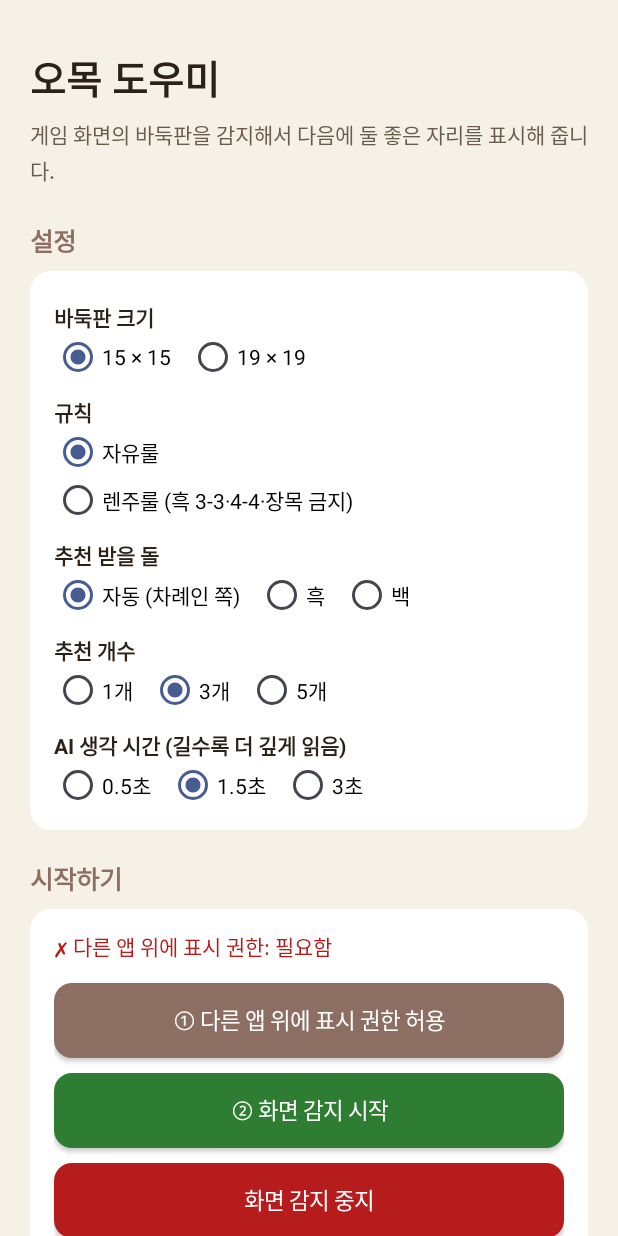
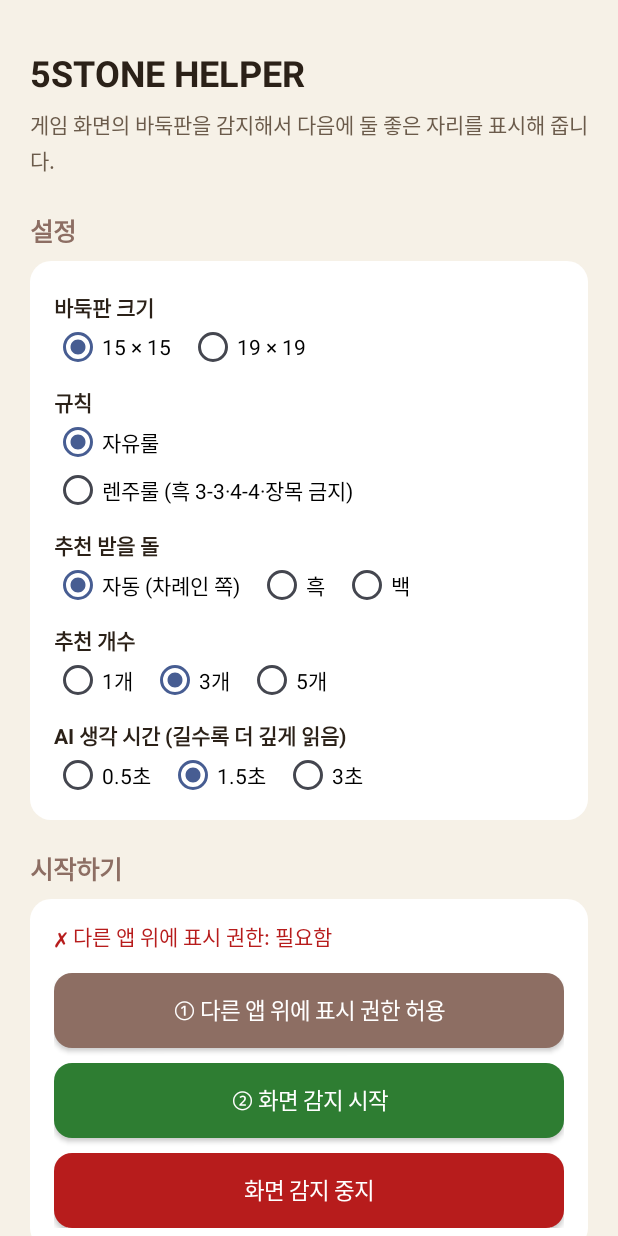
Before and after one commit to 2734c/Omok-helper, an Android app: the screen it shows after launch (MainActivity), on a phone screen of 412 x 824 dp. Run offline under Robolectric (Android 15) with nearby library versions, the phone set to English and light mode, and no system bars.

Commit message:
앱 이름을 5STONE HELPER로 변경, 라이선스를 All Rights Reserved로 변경
- 앱 이름/패널/알림/README/APK 파일명을 5STONE HELPER로 변경
- MIT 대신 2차 배포 금지·2차 수정 금지·상업적 이용 금지 라이선스 적용 (한/영)

```diff
--- a/app/src/main/java/com/omokhelper/CaptureService.java
+++ b/app/src/main/java/com/omokhelper/CaptureService.java
@@ -44,7 +44,7 @@ public class CaptureService extends Service implements OverlayController.Listene
     public static final String EXTRA_CODE = "code";
     public static final String EXTRA_DATA = "data";
 
-    private static final String TAG = "OmokHelper";
+    private static final String TAG = "5StoneHelper";
     private static final String CHANNEL = "capture";
     private static final long INTERVAL_MS = 600;
 
@@ -122,7 +122,7 @@ public class CaptureService extends Service implements OverlayController.Listene
 
         Notification n = new Notification.Builder(this, CHANNEL)
                 .setSmallIcon(R.drawable.ic_stat)
-                .setContentTitle("오목 도우미")
+                .setContentTitle("5STONE HELPER")
                 .setContentText("화면을 감지하는 중입니다")
                 .setContentIntent(openPi)
                 .addAction(new Notification.Action.Builder(null, "중지", stopPi).build())
--- a/app/src/main/java/com/omokhelper/MainActivity.java
+++ b/app/src/main/java/com/omokhelper/MainActivity.java
@@ -48,7 +48,7 @@ public class MainActivity extends Activity {
         root.setPadding(dp(20), dp(28), dp(20), dp(28));
         scroll.addView(root);
 
-        TextView title = text("오목 도우미", 26, 0xFF2B2118, true);
+        TextView title = text("5STONE HELPER", 24, 0xFF2B2118, true);
         root.addView(title);
         root.addView(text("게임 화면의 바둑판을 감지해서 다음에 둘 좋은 자리를 표시해 줍니다.", 14, 0xFF6B5B4B, false));
 
--- a/app/src/main/java/com/omokhelper/OverlayController.java
+++ b/app/src/main/java/com/omokhelper/OverlayController.java
@@ -178,7 +178,7 @@ public final class OverlayController {
         titleRow.setOrientation(LinearLayout.HORIZONTAL);
         titleRow.setGravity(Gravity.CENTER_VERTICAL);
         title = new TextView(ctx);
-        title.setText("⠿ 오목 도우미");
+        title.setText("⠿ 5STONE HELPER");
         title.setTextSize(14);
         title.setPadding(0, dp(4), dp(12), dp(4));
         titleRow.addView(title, new LinearLayout.LayoutParams(0, LinearLayout.LayoutParams.WRAP_CONTENT, 1));
--- a/app/src/main/res/values/strings.xml
+++ b/app/src/main/res/values/strings.xml
@@ -1,4 +1,4 @@
 <?xml version="1.0" encoding="utf-8"?>
 <resources>
-    <string name="app_name">오목 도우미</string>
+    <string name="app_name">5STONE HELPER</string>
 </resources>
--- a/settings.gradle
+++ b/settings.gradle
@@ -12,5 +12,5 @@ dependencyResolutionManagement {
         mavenCentral()
     }
 }
-rootProject.name = "OmokHelper"
+rootProject.name = "FiveStoneHelper"
 include ':app'
```
Also changed, not shown: 3 other files.
